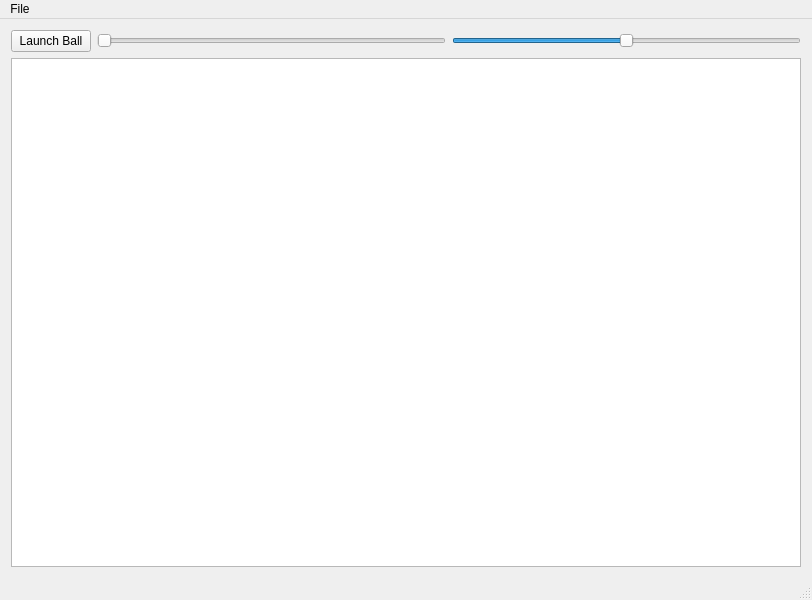
Before: the Qt Designer form mainwindowform.ui in silversax08/TanksGame, drawn with Qt 5.
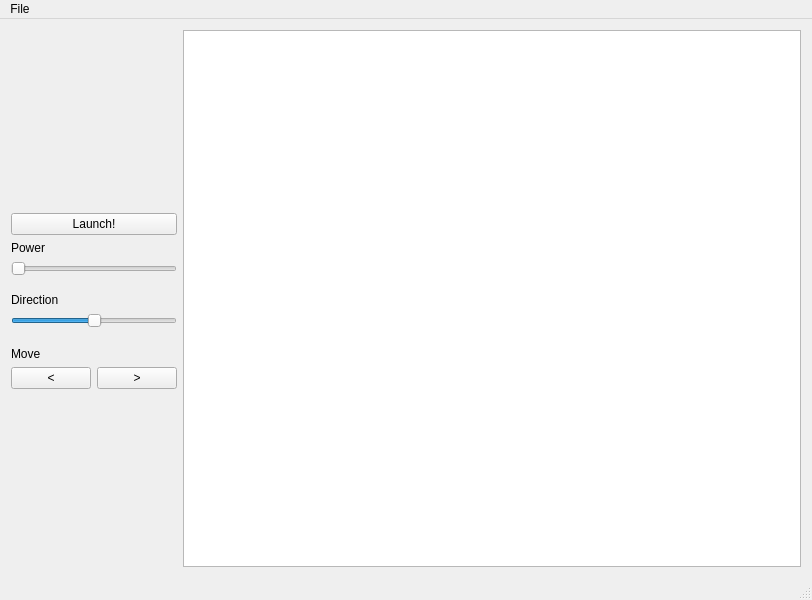
After: the same form once the commit is applied.

Commit message: Added user interface buttons, got Tank to move side to side with the push buttons

The edit to the form file:
```diff
--- a/mainwindowform.ui
+++ b/mainwindowform.ui
@@ -16,13 +16,29 @@
   <widget class="QWidget" name="centralWidget">
    <layout class="QGridLayout" name="gridLayout">
     <item row="0" column="0">
-     <widget class="QPushButton" name="LaunchButton">
+     <spacer name="verticalSpacer">
+      <property name="orientation">
+       <enum>Qt::Vertical</enum>
+      </property>
+      <property name="sizeHint" stdset="0">
+       <size>
+        <width>20</width>
+        <height>179</height>
+       </size>
+      </property>
+     </spacer>
+    </item>
+    <item row="0" column="3" rowspan="11">
+     <widget class="QGraphicsView" name="graphicsView"/>
+    </item>
+    <item row="2" column="0">
+     <widget class="QLabel" name="label">
       <property name="text">
-       <string>Launch Ball</string>
+       <string>Power</string>
       </property>
      </widget>
     </item>
-    <item row="0" column="1">
+    <item row="3" column="0" colspan="3">
      <widget class="QSlider" name="VelocitySlider">
       <property name="minimum">
        <number>7</number>
@@ -44,7 +60,27 @@
       </property>
      </widget>
     </item>
-    <item row="0" column="2">
+    <item row="4" column="1">
+     <spacer name="verticalSpacer_4">
+      <property name="orientation">
+       <enum>Qt::Vertical</enum>
+      </property>
+      <property name="sizeHint" stdset="0">
+       <size>
+        <width>20</width>
+        <height>7</height>
+       </size>
+      </property>
+     </spacer>
+    </item>
+    <item row="5" column="0">
+     <widget class="QLabel" name="label_2">
+      <property name="text">
+       <string>Direction</string>
+      </property>
+     </widget>
+    </item>
+    <item row="6" column="0" colspan="3">
      <widget class="QSlider" name="AngleSlider">
       <property name="minimum">
        <number>-90</number>
@@ -63,8 +99,59 @@
       </property>
      </widget>
     </item>
+    <item row="7" column="0">
+     <spacer name="verticalSpacer_3">
+      <property name="orientation">
+       <enum>Qt::Vertical</enum>
+      </property>
+      <property name="sizeHint" stdset="0">
+       <size>
+        <width>20</width>
+        <height>8</height>
+       </size>
+      </property>
+     </spacer>
+    </item>
+    <item row="8" column="0">
+     <widget class="QLabel" name="label_3">
+      <property name="text">
+       <string>Move</string>
+      </property>
+     </widget>
+    </item>
+    <item row="9" column="0" colspan="2">
+     <widget class="QPushButton" name="leftButton">
+      <property name="text">
+       <string>&lt;</string>
+      </property>
+     </widget>
+    </item>
+    <item row="9" column="2">
+     <widget class="QPushButton" name="rightButton">
+      <property name="text">
+       <string>&gt;</string>
+      </property>
+     </widget>
+    </item>
+    <item row="10" column="1">
+     <spacer name="verticalSpacer_2">
+      <property name="orientation">
+       <enum>Qt::Vertical</enum>
+      </property>
+      <property name="sizeHint" stdset="0">
+       <size>
+        <width>20</width>
+        <height>174</height>
+       </size>
+      </property>
+     </spacer>
+    </item>
     <item row="1" column="0" colspan="3">
-     <widget class="QGraphicsView" name="graphicsView"/>
+     <widget class="QPushButton" name="LaunchButton">
+      <property name="text">
+       <string>Launch!</string>
+      </property>
+     </widget>
     </item>
    </layout>
   </widget>
```
Left out of the diff: 2 changed lines with no effect on the pictures. The commit also changes 4 other files.
